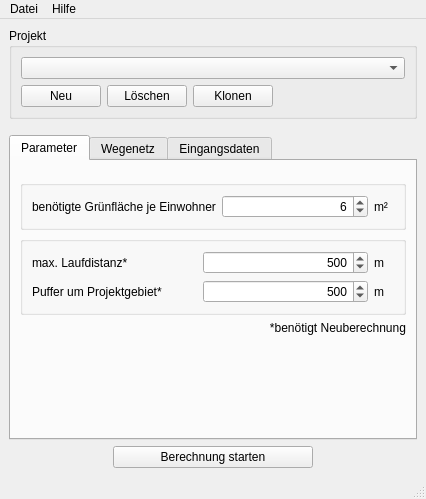
Qt form ui/OTP_main_window.ui (GertzGutscheRuemenapp/gruenflaechenbewertung) before a commit.
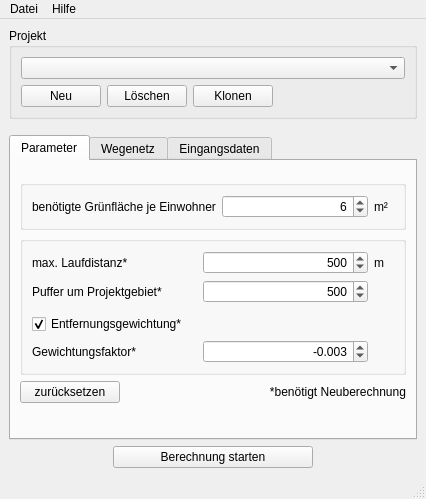
The same form after that commit. Custom widgets are drawn as their Qt base class.

Commit message: fixed numpy float errors; fixed geometry errors; added new parameters; added button to reset parameters; write green spaces result table

```diff
--- a/ui/OTP_main_window.ui
+++ b/ui/OTP_main_window.ui
@@ -252,6 +252,52 @@
            <string/>
           </property>
           <layout class="QGridLayout" name="gridLayout_15">
+           <item row="6" column="1">
+            <widget class="QgsDoubleSpinBox" name="exp_factor_edit">
+             <property name="layoutDirection">
+              <enum>Qt::LeftToRight</enum>
+             </property>
+             <property name="alignment">
+              <set>Qt::AlignRight|Qt::AlignTrailing|Qt::AlignVCenter</set>
+             </property>
+             <property name="decimals">
+              <number>3</number>
+             </property>
+             <property name="minimum">
+              <double>-10.000000000000000</double>
+             </property>
+             <property name="maximum">
+              <double>10.000000000000000</double>
+             </property>
+             <property name="singleStep">
+              <double>0.001000000000000</double>
+             </property>
+             <property name="value">
+              <double>-0.003000000000000</double>
+             </property>
+             <property name="showClearButton">
+              <bool>false</bool>
+             </property>
+            </widget>
+           </item>
+           <item row="2" column="1">
+            <widget class="QSpinBox" name="max_walk_dist_edit">
+             <property name="toolTip">
+              <string>maximale Distanz, die auf der Route zu Fuß zurückgelegt werden darf 
+maximal einstellbarer Wert entspricht unendlich 
+ACHTUNG: wird ignori</string>
+             </property>
+             <property name="alignment">
+              <set>Qt::AlignRight|Qt::AlignTrailing|Qt::AlignVCenter</set>
+             </property>
+             <property name="maximum">
+              <number>50000</number>
+             </property>
+             <property name="value">
+              <number>500</number>
+             </property>
+            </widget>
+           </item>
            <item row="2" column="2">
             <widget class="QLabel" name="label_18">
              <property name="sizePolicy">
@@ -290,24 +336,6 @@
              </property>
             </widget>
            </item>
-           <item row="2" column="1">
-            <widget class="QSpinBox" name="max_walk_dist_edit">
-             <property name="toolTip">
-              <string>maximale Distanz, die auf der Route zu Fuß zurückgelegt werden darf 
-maximal einstellbarer Wert entspricht unendlich 
-ACHTUNG: wird ignori</string>
-             </property>
-             <property name="alignment">
-              <set>Qt::AlignRight|Qt::AlignTrailing|Qt::AlignVCenter</set>
-             </property>
-             <property name="maximum">
-              <number>50000</number>
-             </property>
-             <property name="value">
-              <number>500</number>
-             </property>
-            </widget>
-           </item>
            <item row="2" column="0">
             <widget class="QLabel" name="label_17">
              <property name="toolTip">
@@ -320,25 +348,16 @@
              </property>
             </widget>
            </item>
-           <item row="3" column="2">
-            <widget class="QLabel" name="label_21">
-             <property name="sizePolicy">
-              <sizepolicy hsizetype="Minimum" vsizetype="Preferred">
-               <horstretch>0</horstretch>
-               <verstretch>0</verstretch>
-              </sizepolicy>
-             </property>
-             <property name="maximumSize">
-              <size>
-               <width>20</width>
-               <height>16777215</height>
-              </size>
-             </property>
+           <item row="5" column="0">
+            <widget class="QCheckBox" name="use_exp_check">
              <property name="toolTip">
-              <string/>
+              <string>Entfernungsgewichtung</string>
              </property>
              <property name="text">
-              <string>m</string>
+              <string>Entfernungsgewichtung*</string>
+             </property>
+             <property name="checked">
+              <bool>true</bool>
              </property>
             </widget>
            </item>
@@ -352,21 +371,89 @@
              </property>
             </widget>
            </item>
+           <item row="6" column="0">
+            <widget class="QLabel" name="label_26">
+             <property name="toolTip">
+              <string>Gewichtungsfaktor</string>
+             </property>
+             <property name="text">
+              <string>Gewichtungsfaktor*</string>
+             </property>
+            </widget>
+           </item>
+           <item row="4" column="0">
+            <spacer name="verticalSpacer_4">
+             <property name="orientation">
+              <enum>Qt::Vertical</enum>
+             </property>
+             <property name="sizeType">
+              <enum>QSizePolicy::Fixed</enum>
+             </property>
+             <property name="sizeHint" stdset="0">
+              <size>
+               <width>20</width>
+               <height>5</height>
+              </size>
+             </property>
+            </spacer>
+           </item>
           </layout>
          </widget>
         </item>
         <item>
-         <widget class="QLabel" name="label_25">
-          <property name="toolTip">
-           <string>maximale Anzahl der Umstiege auf der Route</string>
-          </property>
-          <property name="text">
-           <string>*benötigt Neuberechnung</string>
-          </property>
-          <property name="alignment">
-           <set>Qt::AlignRight|Qt::AlignTrailing|Qt::AlignVCenter</set>
-          </property>
-         </widget>
+         <layout class="QHBoxLayout" name="horizontalLayout_6">
+          <item>
+           <widget class="QPushButton" name="reset_params_button">
+            <property name="sizePolicy">
+             <sizepolicy hsizetype="Minimum" vsizetype="Minimum">
+              <horstretch>0</horstretch>
+              <verstretch>0</verstretch>
+             </sizepolicy>
+            </property>
+            <property name="minimumSize">
+             <size>
+              <width>100</width>
+              <height>0</height>
+             </size>
+            </property>
+            <property name="toolTip">
+             <string>Berechnungen starten</string>
+            </property>
+            <property name="text">
+             <string>zurücksetzen</string>
+            </property>
+            <property name="checkable">
+             <bool>false</bool>
+            </property>
+           </widget>
+          </item>
+          <item>
+           <spacer name="horizontalSpacer_2">
+            <property name="orientation">
+             <enum>Qt::Horizontal</enum>
+            </property>
+            <property name="sizeHint" stdset="0">
+             <size>
+              <width>40</width>
+              <height>20</height>
+             </size>
+            </property>
+           </spacer>
+          </item>
+          <item>
+           <widget class="QLabel" name="label_25">
+            <property name="toolTip">
+             <string>maximale Anzahl der Umstiege auf der Route</string>
+            </property>
+            <property name="text">
+             <string>*benötigt Neuberechnung</string>
+            </property>
+            <property name="alignment">
+             <set>Qt::AlignRight|Qt::AlignTrailing|Qt::AlignVCenter</set>
+            </property>
+           </widget>
+          </item>
+         </layout>
         </item>
         <item>
          <spacer name="verticalSpacer_9">
@@ -872,6 +959,13 @@
    </property>
   </action>
  </widget>
+ <customwidgets>
+  <customwidget>
+   <class>QgsDoubleSpinBox</class>
+   <extends>QDoubleSpinBox</extends>
+   <header>qgsdoublespinbox.h</header>
+  </customwidget>
+ </customwidgets>
  <resources/>
  <connections/>
 </ui>
```
Left out of the diff: 19 changed lines with no effect on the pictures. The commit also changes 4 other files.
